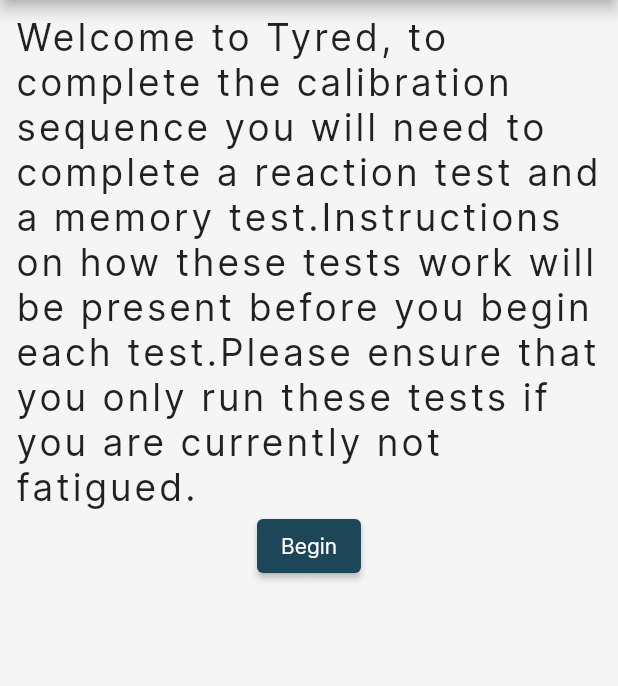
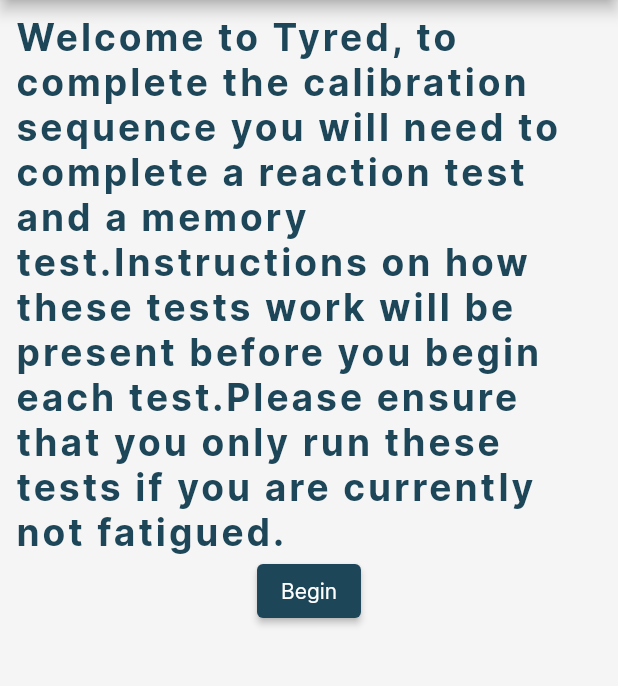
Before and after one commit to FalconLuma/-DECO38010--VillersBoysII, a Flutter app: the screen it shows after launch, on a phone screen of 412 x 824 dp, the part 84-770 px from its top. Run offline on Flutter 3.47's test engine with Material 2 defaults, Android fonts, the phone set to English and light mode, and no system bars; our stand-ins replace shared_preferences, vibration.

Commit message:
finished main page info screen

```diff
--- a/villers_boys_ii/lib/constants.dart
+++ b/villers_boys_ii/lib/constants.dart
@@ -14,6 +14,9 @@ const double MENU_BUTTON_TEXT_SIZE = 0.04;
 
 // Widget Sizes
 const double MAIN_BUTTON_SIZE = 0.85; // Always relative to size.width
+const double BORDER_RADIUS_CONTAINER = 30;
+const double BORDER_RADIUS_BUTTON = 20;
+
 
 // Colours
 const Color darkBlue = Color(0xFF1D4659);
--- a/villers_boys_ii/lib/main.dart
+++ b/villers_boys_ii/lib/main.dart
@@ -79,6 +79,13 @@ class _MyApp extends State<MyApp> {
           primarySwatch: primary,
           scaffoldBackgroundColor: neutral,
           fontFamily: 'Inter',
+          textTheme: const TextTheme(
+            bodyMedium: TextStyle(
+              fontWeight: FontWeight.bold,
+              fontSize: 22,
+              color: darkBlue
+            ),
+          ),
           appBarTheme: const AppBarTheme(
               backgroundColor: Colors.white,
               titleTextStyle: TextStyle(
```
Also changed, not shown: villers_boys_ii/lib/main_page.dart (+27 -3 lines).
